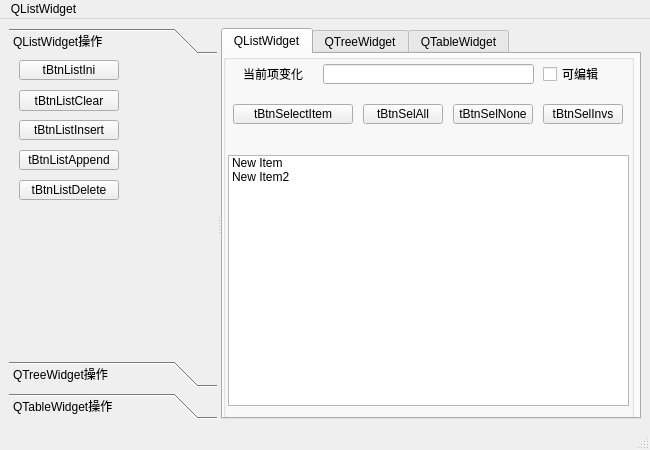
The window that Qt/samp4_7/mainwindow.ui (lixiaochun/Study_notes_kd) describes before a commit, drawn with Qt 5.
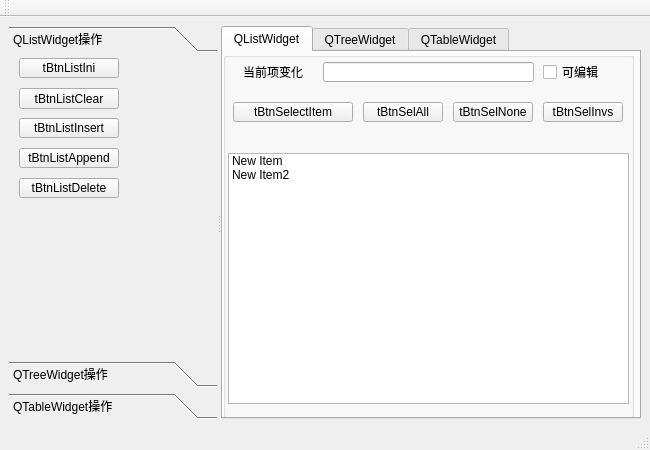
The same window after the commit.

The edit to the form file:
```diff
--- a/Qt/samp4_7/mainwindow.ui
+++ b/Qt/samp4_7/mainwindow.ui
@@ -38,8 +38,8 @@
          <rect>
           <x>0</x>
           <y>0</y>
-          <width>207</width>
-          <height>312</height>
+          <width>139</width>
+          <height>302</height>
          </rect>
         </property>
         <attribute name="label">
@@ -289,7 +289,19 @@
     </item>
    </layout>
   </widget>
-  <widget class="QMenuBar" name="menubar">
+  <widget class="QStatusBar" name="statusbar"/>
+  <widget class="QToolBar" name="mainToolBar">
+   <property name="windowTitle">
+    <string>toolBar</string>
+   </property>
+   <attribute name="toolBarArea">
+    <enum>TopToolBarArea</enum>
+   </attribute>
+   <attribute name="toolBarBreak">
+    <bool>false</bool>
+   </attribute>
+  </widget>
+  <widget class="QMenuBar" name="menuBar">
    <property name="geometry">
     <rect>
      <x>0</x>
@@ -298,12 +310,6 @@
      <height>22</height>
     </rect>
    </property>
-   <widget class="QMenu" name="menuQListWidget">
-    <property name="title">
-     <string>QListWidget</string>
-    </property>
-   </widget>
-   <addaction name="menuQListWidget"/>
   </widget>
   <widget class="QStatusBar" name="statusbar"/>
   <action name="actionQListWidget_user">
```
Left out of the diff: 59 changed lines with no effect on the pictures.
